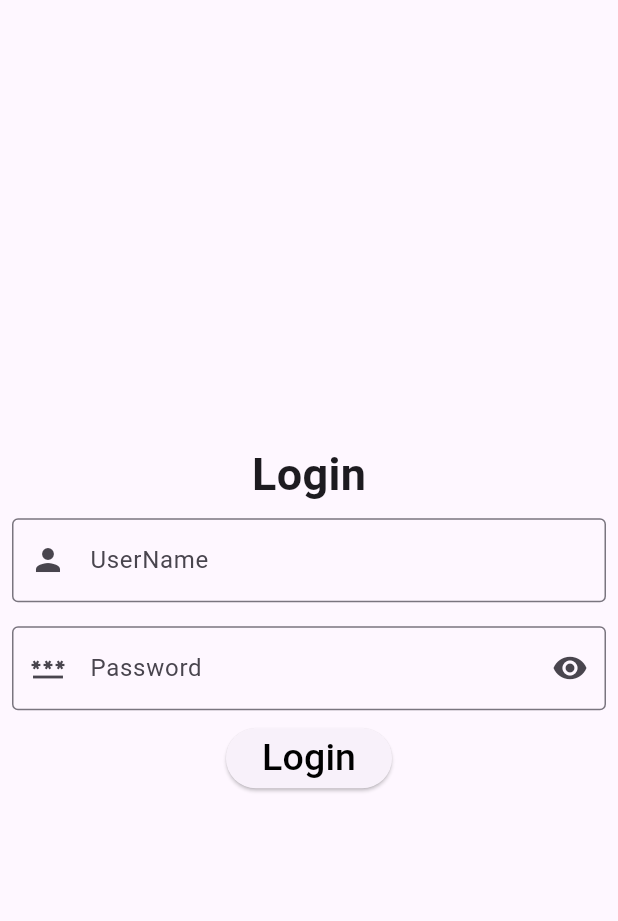
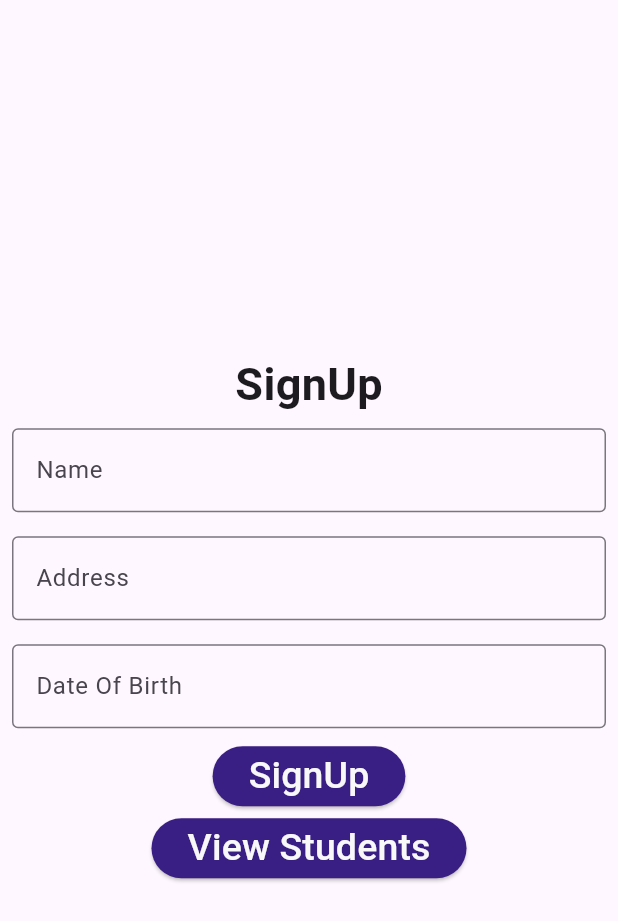
Before and after one commit to freejo2003/Programs, a Flutter app: the screen it shows after launch, on a phone screen of 412 x 824 dp. Shown: the top 921 px of the screen. Run offline on Flutter 3.47's test engine with Material 3 defaults, Android fonts, the light colour scheme and no system bars; our stand-ins replace shared_preferences.

Commit message:
Day4 ICT Flutter

```diff
--- /dev/null
+++ b/ICT Flutter/sample_project/lib/form_model_class.dart
@@ -0,0 +1,7 @@
+class FormModelClass {
+  String name;
+  String address;
+  String dateofbirth;
+
+  FormModelClass(this.name, this.address, this.dateofbirth);
+}
--- a/ICT Flutter/sample_project/lib/main.dart
+++ b/ICT Flutter/sample_project/lib/main.dart
@@ -1,9 +1,11 @@
 import 'package:flutter/material.dart';
 import 'package:sample_project/home_screen.dart';
 import 'package:sample_project/login_screen.dart';
+import 'package:sample_project/signup.dart';
 import 'package:sample_project/splash_screen.dart';
 import 'image_ex.dart';
 import 'image_screen.dart';
+
 void main() {
   runApp(const MyApp());
 }
@@ -36,7 +38,6 @@ class MyApp extends StatelessWidget {
           colorScheme: ColorScheme.fromSeed(seedColor: Colors.deepPurple),
           useMaterial3: true,
         ),
-      home: SplashScreen()
-    );
+        home: SignUp());
   }
 }
--- /dev/null
+++ b/ICT Flutter/sample_project/lib/signup.dart
@@ -0,0 +1,86 @@
+// ignore_for_file: prefer_const_literals_to_create_immutables, prefer_const_constructors, avoid_print, unused_local_variable
+
+import 'package:flutter/material.dart';
+import 'package:sample_project/form_model_class.dart';
+import 'package:sample_project/student_list.dart';
+
+class SignUp extends StatefulWidget {
+  const SignUp({super.key});
+
+  @override
+  State<SignUp> createState() => _SignUpState();
+}
+
+class _SignUpState extends State<SignUp> {
+  final nameController = TextEditingController();
+  final addressController = TextEditingController();
+  final dateofbirthController = TextEditingController();
+  @override
+  Widget build(BuildContext context) {
+    return Scaffold(
+      body: Column(
+        mainAxisAlignment: MainAxisAlignment.center,
+        children: [
+          Text(
+            "SignUp",
+            style: TextStyle(fontSize: 30, fontWeight: FontWeight.bold),
+          ),
+          Padding(
+            padding: EdgeInsets.all(8.0),
+            child: TextField(
+              controller: nameController,
+              decoration: InputDecoration(
+                  border: OutlineInputBorder(), labelText: "Name"),
+            ),
+          ),
+          Padding(
+            padding: EdgeInsets.all(8.0),
+            child: TextField(
+              controller: addressController,
+              decoration: InputDecoration(
+                  border: OutlineInputBorder(), labelText: "Address"),
+            ),
+          ),
+          Padding(
+            padding: EdgeInsets.all(8.0),
+            child: TextField(
+              controller: dateofbirthController,
+              decoration: InputDecoration(
+                  border: OutlineInputBorder(), labelText: "Date Of Birth"),
+            ),
+          ),
+          ElevatedButton(
+            onPressed: () async {
+              FormModelClass student = FormModelClass(nameController.text,
+                  addressController.text, dateofbirthController.text);
+              print(student.name);
+              print(student.address);
+              print(student.dateofbirth);
+            },
+            style: ButtonStyle(
+              backgroundColor: MaterialStateProperty.all<Color>(Color.fromARGB(255, 57, 30, 131)),
+            ),
+            child: Text(
+              "SignUp",
+              style: TextStyle(fontSize: 25, color: const Color.fromARGB(255, 249, 248, 248)),
+            ),
+          ),
+          ElevatedButton(//navigate to page with list of students who registerd
+            onPressed: () async {
+              Navigator.push(context, MaterialPageRoute(builder: (context) => StudentList()));
+
+
+            },
+            style: ButtonStyle(
+              backgroundColor: MaterialStateProperty.all<Color>(Color.fromARGB(255, 57, 30, 131)),
+            ),
+            child: Text(
+              "View Students",
+              style: TextStyle(fontSize: 25, color: const Color.fromARGB(255, 249, 248, 248)),
+            ),
+          )
+        ],
+      ),
+    );
+  }
+}
--- a/ICT Flutter/sample_project/pubspec.yaml
+++ b/ICT Flutter/sample_project/pubspec.yaml
@@ -35,6 +35,7 @@ dependencies:
   # The following adds the Cupertino Icons font to your application.
   # Use with the CupertinoIcons class for iOS style icons.
   cupertino_icons: ^1.0.6
+  shared_preferences: ^2.2.3
 
 dev_dependencies:
   flutter_test:
```
Also changed, not shown: ICT Flutter/sample_project/lib/functions.dart (added, +35 -0 lines), ICT Flutter/sample_project/lib/home_screen.dart (+3 -5 lines), ICT Flutter/sample_project/lib/login_screen.dart (+28 -6 lines), ICT Flutter/sample_project/lib/splash_screen.dart (+25 -9 lines), ICT Flutter/sample_project/lib/student_list.dart (added, +22 -0 lines), ICT Flutter/sample_project/pubspec.lock, 1 other file. Lines whose indentation alone changed are shown as unchanged.
